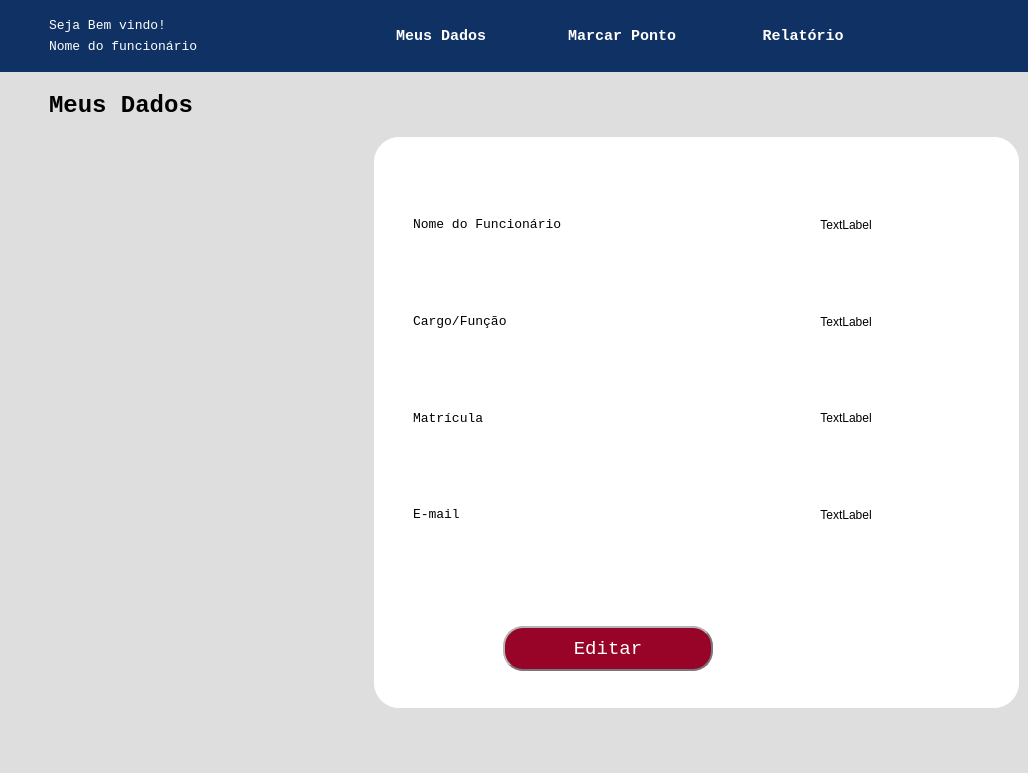
The window that tela_menu.ui (KobaDev/GestaoDePonto) describes before a commit, drawn with Qt 5.
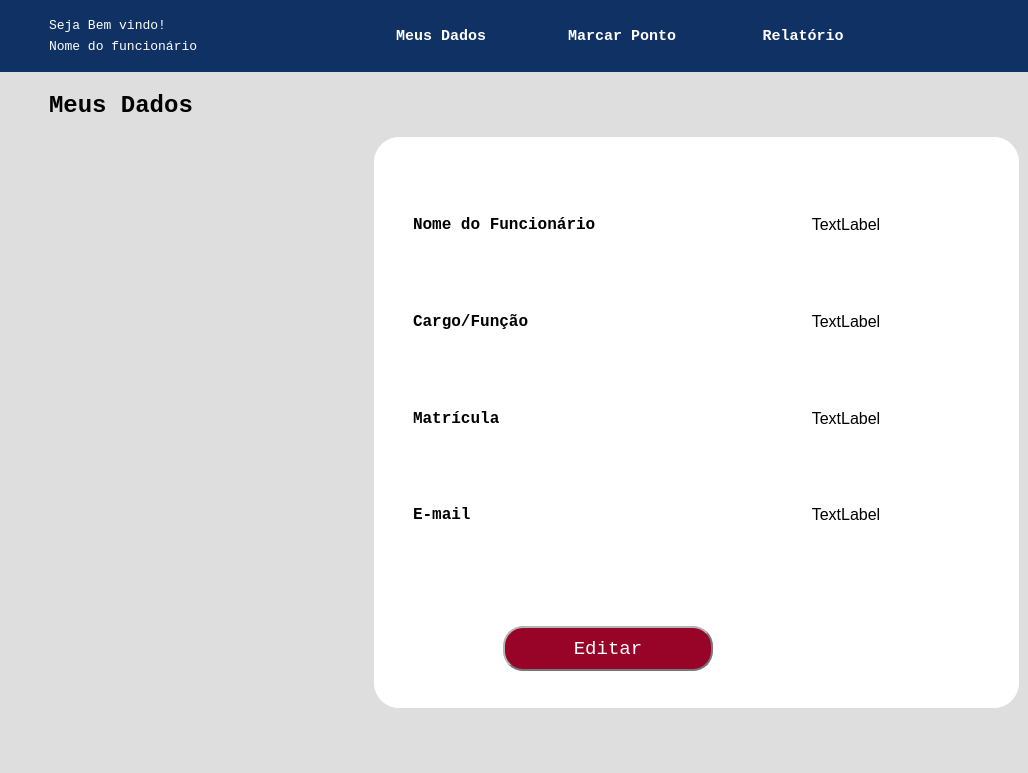
The same window after the commit. The open tabs and pages were chosen to show the change. Icons and pictures are not drawn.

```diff
--- a/tela_menu.ui
+++ b/tela_menu.ui
@@ -938,7 +938,10 @@
                    <property name="font">
                     <font>
                      <family>Lucida Console</family>
-                     <pointsize>10</pointsize>
+                     <pointsize>12</pointsize>
+                     <weight>75</weight>
+                     <italic>false</italic>
+                     <bold>true</bold>
                     </font>
                    </property>
                    <property name="text">
@@ -948,6 +951,11 @@
                  </item>
                  <item row="3" column="1">
                   <widget class="QLabel" name="lbl_email">
+                   <property name="font">
+                    <font>
+                     <pointsize>12</pointsize>
+                    </font>
+                   </property>
                    <property name="cursor">
                     <cursorShape>IBeamCursor</cursorShape>
                    </property>
@@ -964,7 +972,10 @@
                    <property name="font">
                     <font>
                      <family>Lucida Console</family>
-                     <pointsize>10</pointsize>
+                     <pointsize>12</pointsize>
+                     <weight>75</weight>
+                     <italic>false</italic>
+                     <bold>true</bold>
                     </font>
                    </property>
                    <property name="text">
@@ -974,6 +985,11 @@
                  </item>
                  <item row="2" column="1">
                   <widget class="QLabel" name="lbl_matricula">
+                   <property name="font">
+                    <font>
+                     <pointsize>12</pointsize>
+                    </font>
+                   </property>
                    <property name="cursor">
                     <cursorShape>IBeamCursor</cursorShape>
                    </property>
@@ -990,7 +1006,10 @@
                    <property name="font">
                     <font>
                      <family>Lucida Console</family>
-                     <pointsize>10</pointsize>
+                     <pointsize>12</pointsize>
+                     <weight>75</weight>
+                     <italic>false</italic>
+                     <bold>true</bold>
                     </font>
                    </property>
                    <property name="text">
@@ -1000,6 +1019,11 @@
                  </item>
                  <item row="1" column="1">
                   <widget class="QLabel" name="lbl_cargo">
+                   <property name="font">
+                    <font>
+                     <pointsize>12</pointsize>
+                    </font>
+                   </property>
                    <property name="cursor">
                     <cursorShape>IBeamCursor</cursorShape>
                    </property>
@@ -1013,6 +1037,11 @@
                  </item>
                  <item row="0" column="1">
                   <widget class="QLabel" name="lbl_nome">
+                   <property name="font">
+                    <font>
+                     <pointsize>12</pointsize>
+                    </font>
+                   </property>
                    <property name="cursor">
                     <cursorShape>IBeamCursor</cursorShape>
                    </property>
@@ -1032,9 +1061,10 @@
                    <property name="font">
                     <font>
                      <family>Lucida Console</family>
-                     <pointsize>10</pointsize>
-                     <weight>50</weight>
-                     <bold>false</bold>
+                     <pointsize>12</pointsize>
+                     <weight>75</weight>
+                     <italic>false</italic>
+                     <bold>true</bold>
                     </font>
                    </property>
                    <property name="text">
```
Left out of the diff: 14 changed lines with no effect on the pictures.
